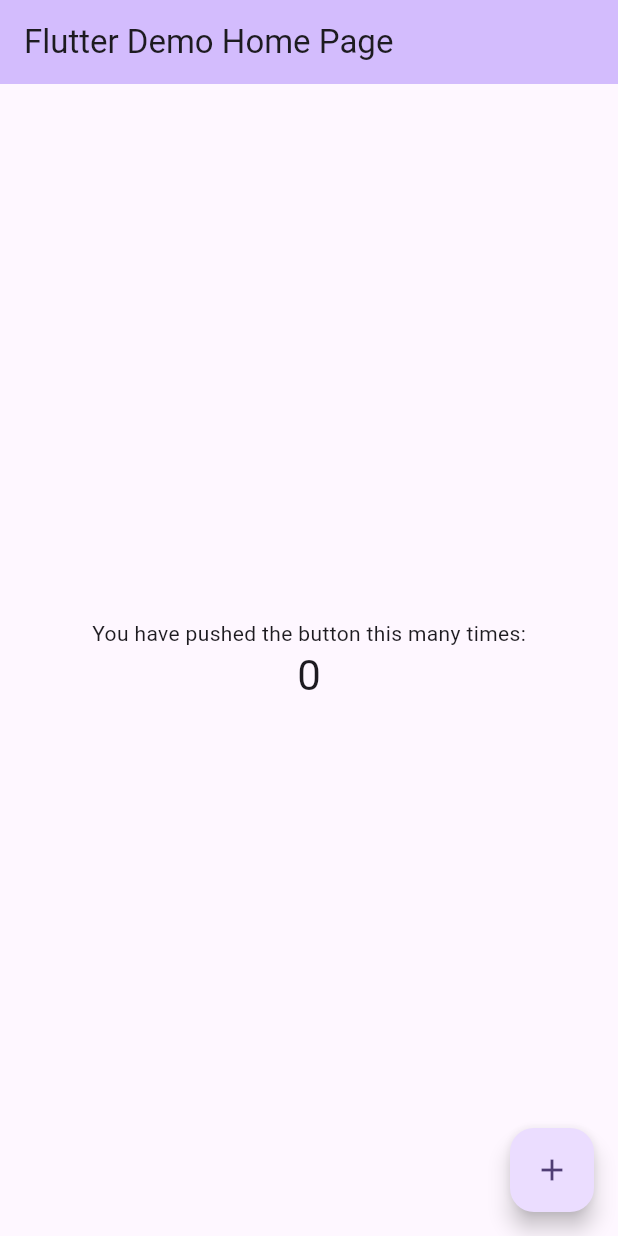
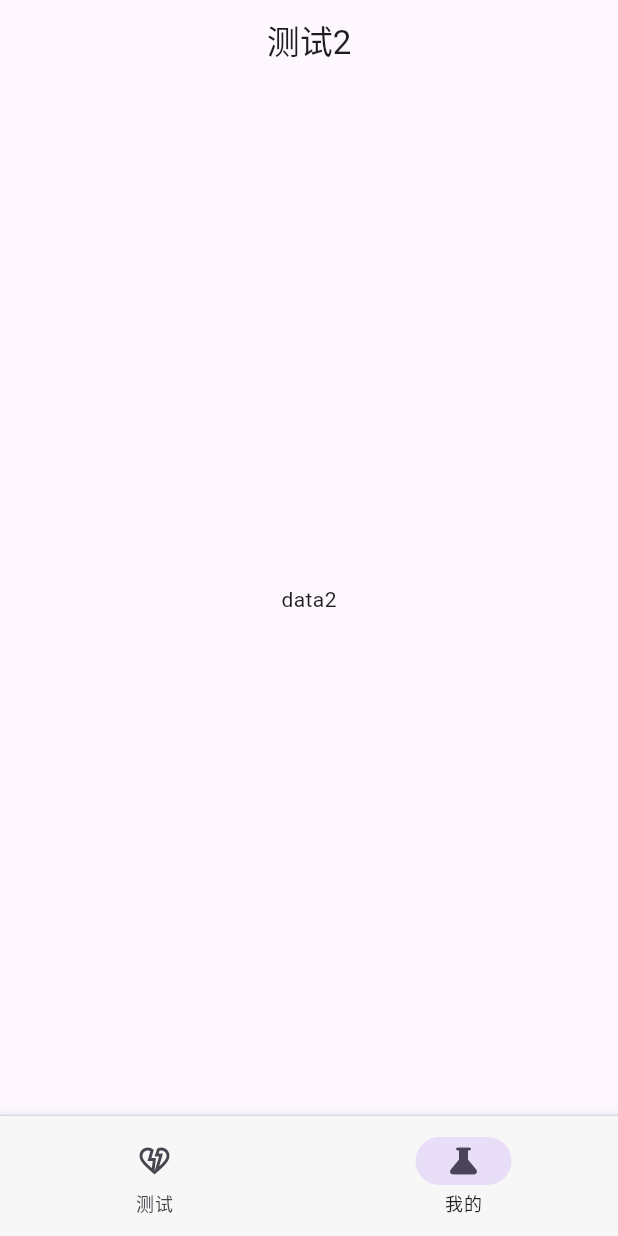
Before and after one commit to zonggexu/flutter_ctx, a Flutter app: the screen it shows after launch, on a phone screen of 412 x 824 dp. Run offline on Flutter 3.47's test engine with Material 3 defaults, Android fonts, the phone set to English and light mode, and no system bars.

Commit message:
add: 增添布局结构

```diff
--- a/lib/main.dart
+++ b/lib/main.dart
@@ -23,7 +23,7 @@ class MyApp extends StatelessWidget {
         colorScheme: ColorScheme.fromSeed(seedColor: Colors.deepPurple),
         useMaterial3: true,
       ),
-      home: const MyHomePage(title: 'Flutter Demo Home Page'),
+      home: const MyHomePage(),
     );
   }
 }
--- a/lib/presentation/pages/root_page/root_page.dart
+++ b/lib/presentation/pages/root_page/root_page.dart
@@ -1,49 +1,78 @@
+import 'dart:async';
 import 'package:flutter/material.dart';
+import 'package:flutter_ctx/presentation/pages/root_page/super_indexed_stack.dart';
+import 'package:flutter_ctx/presentation/pages/test_page/test_page.dart';
+import 'package:flutter_ctx/presentation/pages/test_page/test_page_one.dart';
 
 class MyHomePage extends StatefulWidget {
-  const MyHomePage({super.key, required this.title});
-
-  final String title;
+  const MyHomePage({super.key});
 
   @override
   State<MyHomePage> createState() => _MyHomePageState();
 }
 
-class _MyHomePageState extends State<MyHomePage> {
-  int _counter = 0;
+class _MyHomePageState extends State<MyHomePage> with WidgetsBindingObserver {
+  List<Widget> children = <Widget>[
+    const TestPage(),
+    const TestPageOne(),
+  ];
+  int currentPageIndex = 1;
 
-  void _incrementCounter() {
-    setState(() {
-      _counter++;
-    });
+  @override
+  void initState() {
+    // TODO: implement initState
+    super.initState();
+    WidgetsBinding.instance.addObserver(this);
   }
 
   @override
   Widget build(BuildContext context) {
     return Scaffold(
-      appBar: AppBar(
-        backgroundColor: Theme.of(context).colorScheme.inversePrimary,
-        title: Text(widget.title),
-      ),
-      body: Center(
-        child: Column(
-          mainAxisAlignment: MainAxisAlignment.center,
-          children: <Widget>[
-            const Text(
-              'You have pushed the button this many times:',
-            ),
-            Text(
-              '$_counter',
-              style: Theme.of(context).textTheme.headlineMedium,
+        bottomNavigationBar: Column(
+          mainAxisSize: MainAxisSize.min,
+          children: [
+            Container(height: 1, color: const Color(0xffE3E3E3)),
+            NavigationBar(
+              shadowColor: Colors.blue,
+              backgroundColor: const Color(0xffF7F7F7),
+              elevation: 10,
+              onDestinationSelected: (int index) {
+                setState(() {
+                  currentPageIndex = index;
+                });
+              },
+              selectedIndex: currentPageIndex,
+              destinations: const <Widget>[
+                NavigationDestination(
+                    icon: Icon(Icons.heart_broken_outlined),
+                    selectedIcon: Icon(Icons.heart_broken_rounded),
+                    label: '测试'),
+                NavigationDestination(
+                    selectedIcon: Icon(Icons.science_rounded),
+                    icon: Icon(Icons.science_outlined),
+                    label: '我的')
+              ],
             ),
           ],
         ),
-      ),
-      floatingActionButton: FloatingActionButton(
-        onPressed: _incrementCounter,
-        tooltip: 'Increment',
-        child: const Icon(Icons.add),
-      ),
-    );
+        body: SuperIndexedStack(
+          index: currentPageIndex,
+          children: children,
+        )
+        // body: children[currentPageIndex],
+        );
+  }
+
+  @override
+  void dispose() {
+    WidgetsBinding.instance.removeObserver(this);
+    super.dispose();
+  }
+
+  @override
+  void didChangeAppLifecycleState(AppLifecycleState state) {
+    if (state == AppLifecycleState.resumed) {
+      /// 当应用从后台恢复到前台
+    }
   }
 }
--- /dev/null
+++ b/lib/presentation/pages/root_page/super_indexed_stack.dart
@@ -0,0 +1,71 @@
+import 'package:flutter/material.dart';
+
+class SuperIndexedStack extends StatefulWidget {
+  final int index;
+
+  final List<Widget> children;
+
+  const SuperIndexedStack({
+    super.key,
+    required this.index,
+    required this.children,
+  });
+
+  @override
+  SuperIndexedStackState createState() => SuperIndexedStackState();
+}
+
+class SuperIndexedStackState extends State<SuperIndexedStack> {
+  late List<Widget> _children;
+  final _stackKey = GlobalKey();
+
+  @override
+  void initState() {
+    super.initState();
+
+    _children = _initialChildren();
+  }
+
+  @override
+  void didUpdateWidget(final SuperIndexedStack oldWidget) {
+    super.didUpdateWidget(oldWidget);
+
+    if (widget.children.length != oldWidget.children.length) {
+      _children = _initialChildren();
+    }
+
+    _children = _replaceAutoDisposedUnusedChildrenWithUnloadWidget();
+
+    _children[widget.index] = widget.children[widget.index];
+  }
+
+  @override
+  Widget build(final BuildContext context) {
+    return IndexedStack(
+      key: _stackKey,
+      index: widget.index,
+      alignment: AlignmentDirectional.topStart,
+      sizing: StackFit.loose,
+      children: _children,
+    );
+  }
+
+  List<Widget> _initialChildren() {
+    return widget.children.asMap().entries.map((entry) {
+      final index = entry.key;
+      final childWidget = entry.value;
+
+      if (index == widget.index) {
+        return childWidget;
+      }
+      return Container();
+    }).toList();
+  }
+
+  List<Widget> _replaceAutoDisposedUnusedChildrenWithUnloadWidget() {
+    return List.generate(_children.length, (index) {
+
+      return _children[index];
+    });
+  }
+}
--- /dev/null
+++ b/lib/presentation/pages/test_page/test_page.dart
@@ -0,0 +1,21 @@
+import 'package:flutter/material.dart';
+
+class TestPage extends StatelessWidget {
+  const TestPage({super.key});
+
+  @override
+  Widget build(BuildContext context) {
+    return Scaffold(
+      appBar: AppBar(
+        centerTitle: true,
+        title: const Text("测试1"),
+      ),
+      resizeToAvoidBottomInset: false,
+      body: const SafeArea(
+        child: Center(
+          child: Text("data"),
+        ),
+      ),
+    );
+  }
+}
--- /dev/null
+++ b/lib/presentation/pages/test_page/test_page_one.dart
@@ -0,0 +1,21 @@
+import 'package:flutter/material.dart';
+
+class TestPageOne extends StatelessWidget {
+  const TestPageOne({super.key});
+
+  @override
+  Widget build(BuildContext context) {
+    return Scaffold(
+      appBar: AppBar(
+        centerTitle: true,
+        title: const Text("测试2"),
+      ),
+      resizeToAvoidBottomInset: false,
+      body: const SafeArea(
+        child: Center(
+          child: Text("data2"),
+        ),
+      ),
+    );
+  }
+}
```
